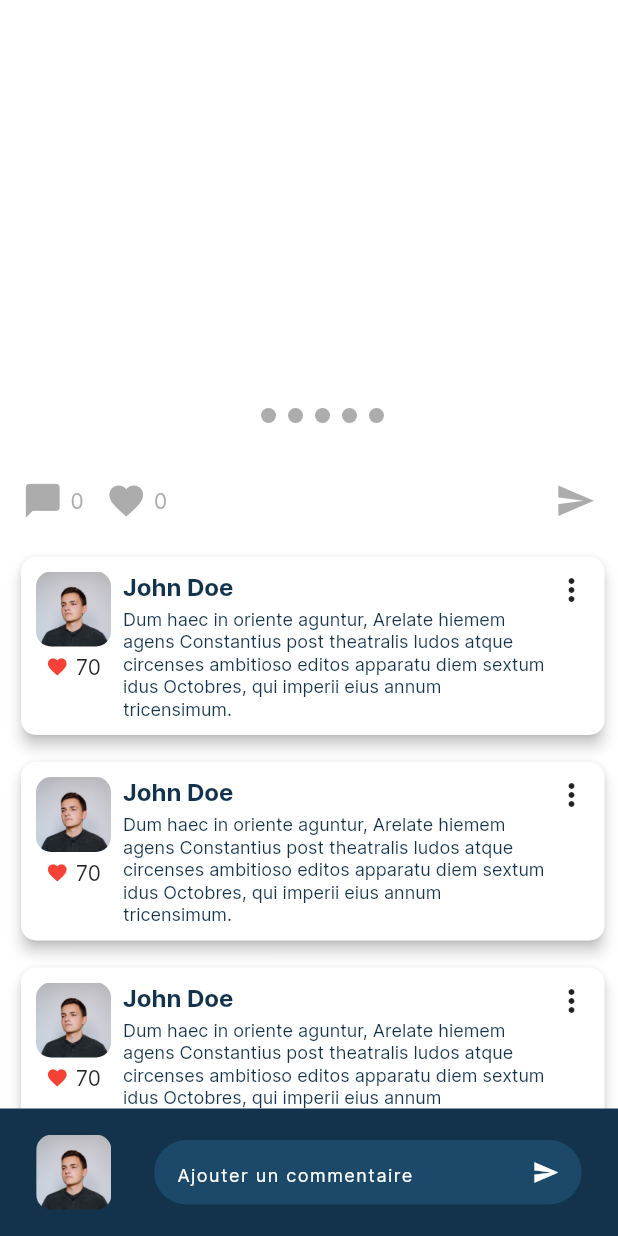
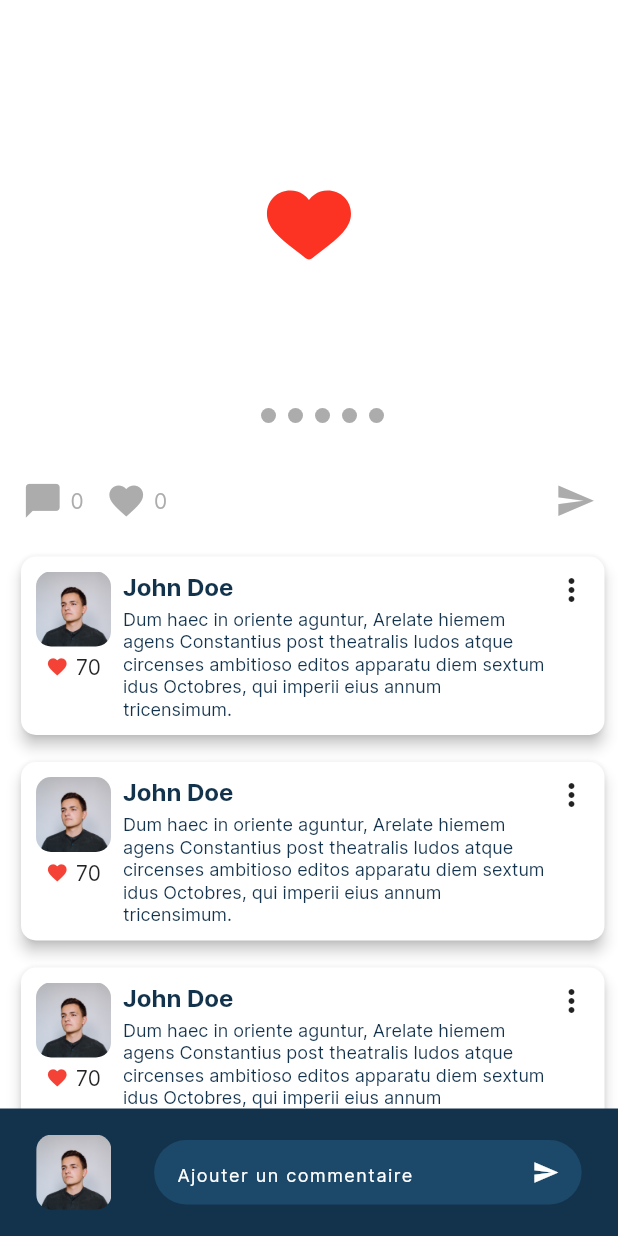
Before and after one commit to PixelDream/PTS4, a Flutter app: the Post screen opened directly with empty values, on a phone screen of 412 x 824 dp. Run offline on Flutter 3.47's test engine with Material 2 defaults, Android fonts, the phone set to English and light mode, and no system bars; drawn by our look-alikes of carousel_slider; our stand-ins replace built_collection, built_value, flutter_secure_storage, get_it, hive_flutter, lottie; missing offline and left inert: ferry, ferry_exec, ferry_hive_store, gql, gql_code_builder, gql_exec and 2 more; accounts and stored records are empty; generated files the repository leaves out were written again.

Commit message:
feat: Post / Comment UI

```diff
--- a/lib/src/authentification/signIn.dart
+++ b/lib/src/authentification/signIn.dart
@@ -114,7 +114,7 @@ class SignInState extends State<SignIn> {
                             style: const TextStyle(color: Colors.white),
                             decoration: InputDecoration(
                               hintText: "Adresse mail ou nom d'utilisateur",
-                              hintStyle: const TextStyle(color: Colors.white, fontSize: 12),
+                              hintStyle: const TextStyle(color: Colors.white, fontSize: 12, letterSpacing: 1),
                               filled: true,
                               border: OutlineInputBorder(borderRadius: BorderRadius.circular(100), borderSide: BorderSide.none),
                               fillColor: const Color(0xff1c4969),
@@ -139,7 +139,7 @@ class SignInState extends State<SignIn> {
                             style: const TextStyle(color: Colors.white),
                             decoration: InputDecoration(
                               hintText: "Mot de passe",
-                              hintStyle: const TextStyle(color: Colors.white, fontSize: 12),
+                              hintStyle: const TextStyle(color: Colors.white, fontSize: 12, letterSpacing: 1),
                               filled: true,
                               border: OutlineInputBorder(borderRadius: BorderRadius.circular(100), borderSide: BorderSide.none),
                               fillColor: const Color(0xff1c4969),
--- a/lib/src/feed/post.dart
+++ b/lib/src/feed/post.dart
@@ -3,6 +3,7 @@ import 'dart:ui';
 import 'package:carousel_slider/carousel_slider.dart';
 import 'package:flutter/cupertino.dart';
 import 'package:flutter/material.dart';
+import 'package:lottie/lottie.dart';
 import 'package:socialnetwork/src/feed/comments_list.dart';
 
 import 'comment_input.dart';
@@ -42,9 +43,23 @@ class Post extends StatefulWidget {
   }
 }
 
-class PostState extends State<Post> {
+class PostState extends State<Post> with TickerProviderStateMixin {
   int _current = 0;
   final CarouselController _controller = CarouselController();
+  late final AnimationController _animationController;
+
+  @override
+  void initState() {
+    super.initState();
+
+    _animationController = AnimationController(vsync: this);
+  }
+
+  @override
+  void dispose() {
+    _animationController.dispose();
+    super.dispose();
+  }
 
   @override
   Widget build(BuildContext context) {
@@ -62,7 +77,8 @@ class PostState extends State<Post> {
                 children: [
                   ClipRRect(
                     borderRadius: BorderRadius.vertical(bottom: Radius.circular(20)),
-                    child: CarouselSlider(
+                    child: GestureDetector(
+                      child: CarouselSlider(
                         carouselController: _controller,
                         options: CarouselOptions(
                           viewportFraction: 1.0,
@@ -79,7 +95,14 @@ class PostState extends State<Post> {
                             .map(
                               (item) => Image.network(item, fit: BoxFit.fill, width: 1500),
                             )
-                            .toList()),
+                            .toList(),
+                      ),
+                      onDoubleTap: () {
+                        _animationController
+                          ..reset()
+                          ..forward();
+                      },
+                    ),
                   ),
                   Positioned(
                     top: 10,
@@ -126,6 +149,20 @@ class PostState extends State<Post> {
                           ),
                         );
                       }).toList(),
+                    ),
+                  ),
+                  Positioned(
+                    bottom: 80,
+                    top: 80,
+                    right: 130,
+                    left: 130,
+                    child: Lottie.asset(
+                      "assets/lottie/like.json",
+                      fit: BoxFit.fill,
+                      repeat: false,
+                      onLoaded: (composition) {
+                        _animationController.duration = composition.duration;
+                      },
                     ),
                   ),
                 ],
--- a/pubspec.yaml
+++ b/pubspec.yaml
@@ -87,6 +87,7 @@ flutter:
   # To add assets to your application, add an assets section, like this:
   assets:
     - assets/lottie/background.json
+    - assets/lottie/like.json
     - assets/images/user.jpg
     - assets/images/Topbackground.png
   #   - images/a_dot_ham.jpeg
```
Also changed, not shown: assets/lottie/like.json (added, +1 -0 lines), lib/src/authentification/forgetPwd.dart (+13 -13 lines), lib/src/authentification/signUp.dart (+5 -5 lines).
